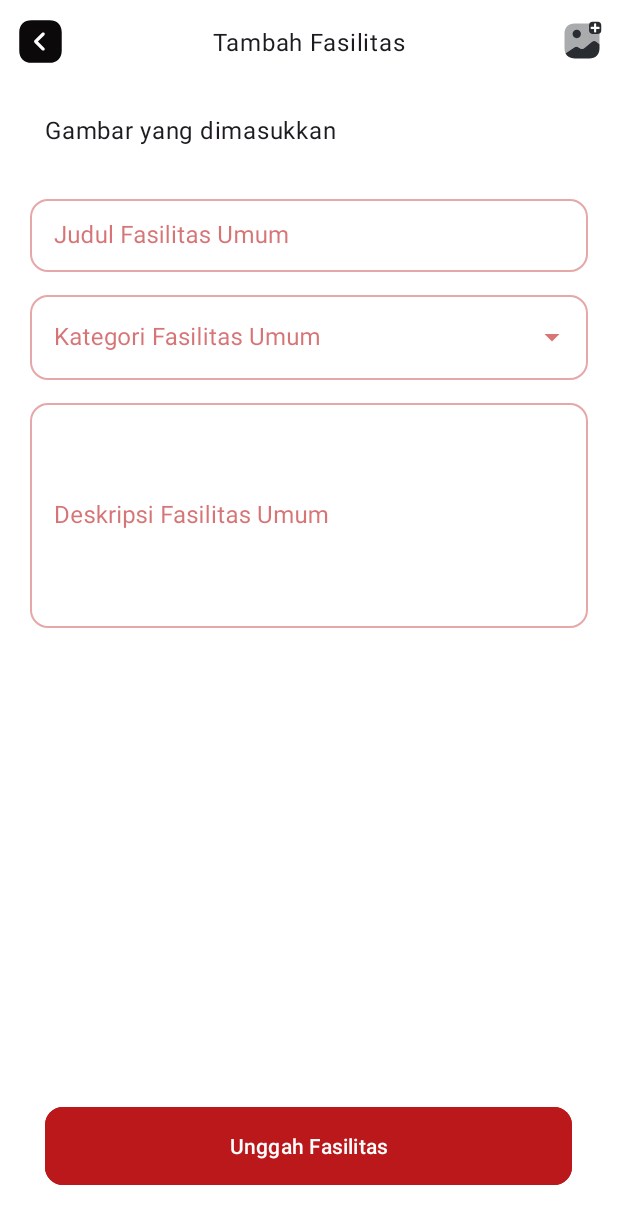
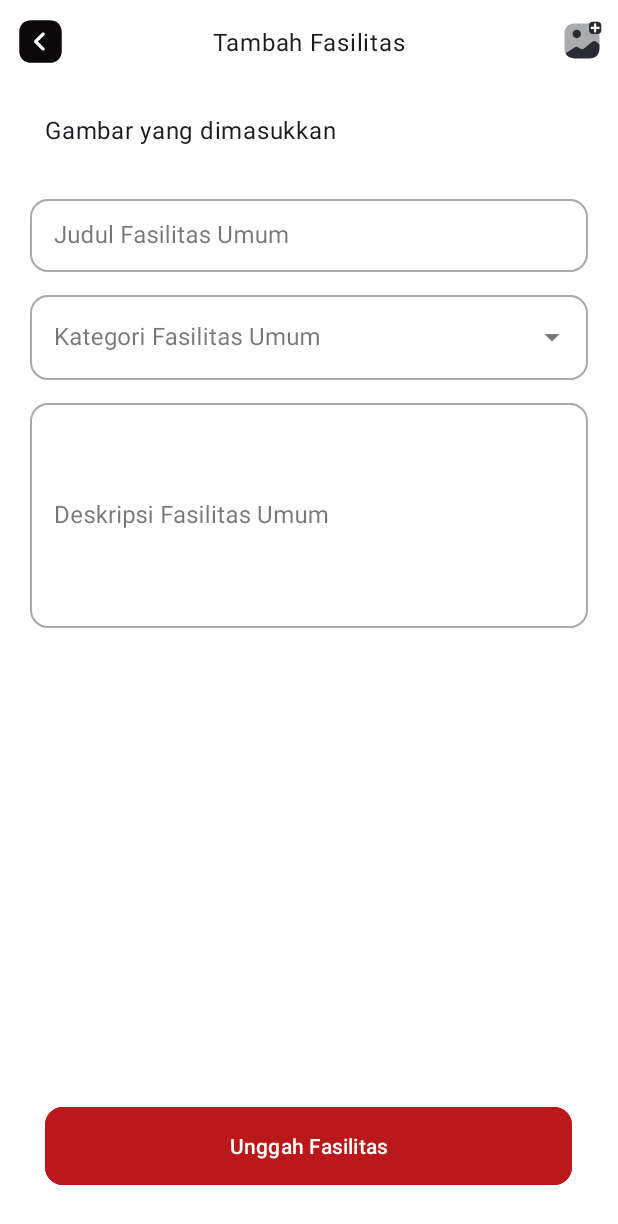
Before and after one commit to CallB007/Inakdi, an Android app: the screen it shows after launch once a user with an empty profile is signed in (TambahFasilitasActivity), item 2 of the bottom bar chosen, on a phone screen of 412 x 824 dp. Shown: the top 1224 px of the screen. Run offline under Robolectric (Android 15) with nearby library versions, the phone set to English and light mode, and no system bars; our stand-ins replace Firebase (no records; nobody signed in at launch, a user with empty details on screens opened directly); pictures from the network do not load.

Commit message:
2.2 Final Admin

```diff
--- a/app/src/main/res/layout/activity_login_options.xml
+++ b/app/src/main/res/layout/activity_login_options.xml
@@ -36,7 +36,7 @@
                 android:layout_width="300dp"
                 android:layout_height="300dp"
                 android:layout_gravity="center_horizontal"
-                android:src="@drawable/fulllogo" />
+                android:src="@drawable/fulllogoadmin" />
 
             <!-- Button Login  -->
             <com.google.android.material.button.MaterialButton
--- a/app/src/main/res/layout/faq_message.xml
+++ b/app/src/main/res/layout/faq_message.xml
@@ -178,6 +178,6 @@
         android:layout_height="wrap_content"
         android:layout_marginTop="10dp"
         style="@style/TextAppearance.MaterialComponents.Body2"
-        android:text="1.) Fasilitas yang berguna atau dikhususkan bagi teman Disabilitas Fisik"/>
+        android:text="1.) Tidak memiliki Fasilitas yang berguna atau dikhususkan bagi teman Disabilitas Fisik"/>
 
 </LinearLayout>
--- a/app/src/main/res/values/themes.xml
+++ b/app/src/main/res/values/themes.xml
@@ -2,11 +2,6 @@
     <!-- Base application theme. -->
     <style name="Base.Theme.Inakdi" parent="Theme.Material3.DayNight.NoActionBar">
         <!-- Customize your light theme here. -->
-        <item name="colorPrimary">@color/white</item>
-        <item name="colorOnPrimary">@color/white</item>
-        <item name="colorSurface">@color/white</item>
-        <item name="colorOnSurface">@color/red600</item>
-        <item name="colorOnSurfaceVariant">@color/black</item>
     </style>
 
     <style name="Theme.Inakdi" parent="Base.Theme.Inakdi" />
```
Also changed, not shown: app/src/main/java/com/example/inakdi/activities/MainActivity.kt (+0 -12 lines), app/src/main/java/com/example/inakdi/fragments/FaqFragment.kt (deleted, +0 -20 lines), app/src/main/res/layout/fragment_faq.xml (deleted, +0 -14 lines).
